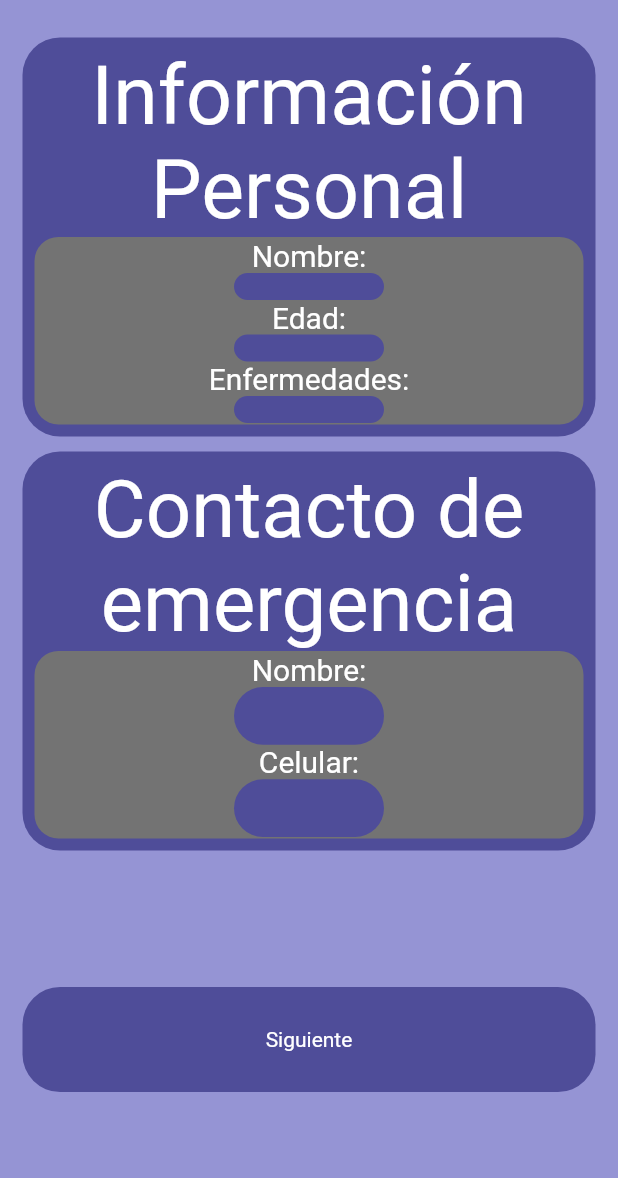
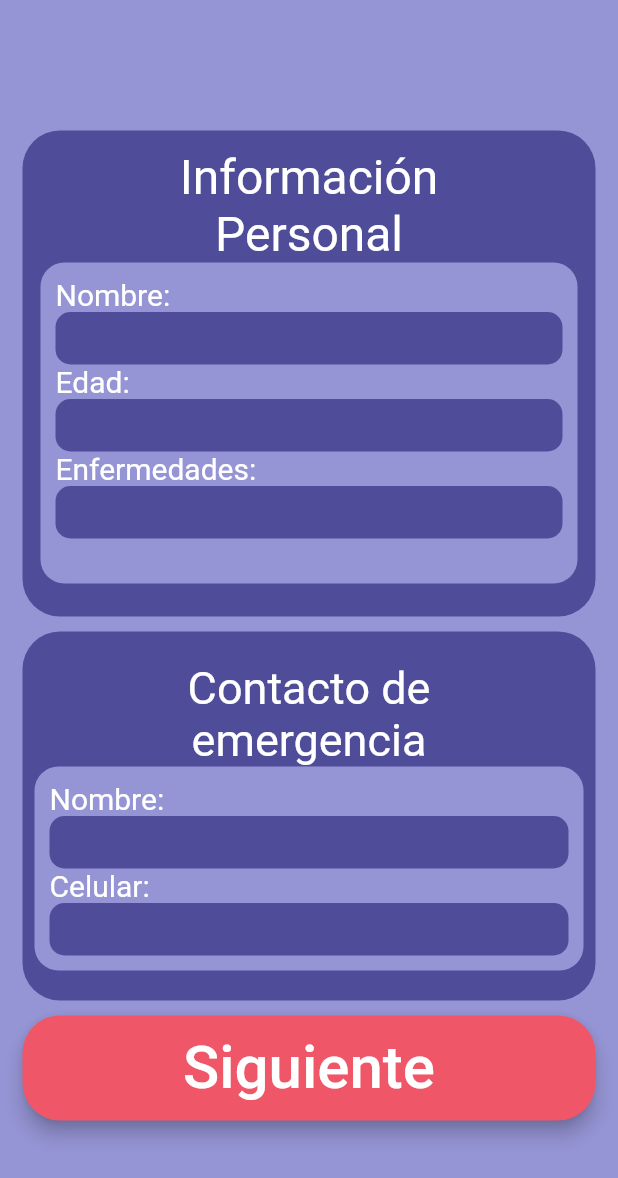
Before and after one commit to Alefig12/alarmed, a Flutter app: the RegistrationPage screen opened directly, on a phone screen of 412 x 824 dp. Shown: the top 1178 px of the screen. Run offline on Flutter 3.47's test engine with Material 2 defaults, Android fonts, the phone set to English and light mode, and no system bars; our stand-ins replace firebase_auth, firebase_core, firebase_database, flutter_local_notifications, font_awesome_flutter, get and 4 more; missing offline and left inert: flutter_shake_animated; accounts and stored records are empty; Roboto replaces fonts that are missing (LincolnRoad); project files that could hold a hidden picture were left out.

Commit message:
registration updated

```diff
--- a/lib/ui/pages/Registration_page.dart
+++ b/lib/ui/pages/Registration_page.dart
@@ -20,154 +20,173 @@ class _RegistrationPageState extends State<RegistrationPage> {
   @override
   Widget build(BuildContext context) {
     return Scaffold(
-      resizeToAvoidBottomInset: false,
       key: Key('RegistrationScaffold'),
       body: SafeArea(
         child: Center(
           child: Container(
             padding: EdgeInsets.all(15),
-            child:
-                Column(mainAxisAlignment: MainAxisAlignment.center, children: [
+            child: SingleChildScrollView(
+              child: Column(
+                  mainAxisAlignment: MainAxisAlignment.center,
+                  mainAxisSize: MainAxisSize.max,
+                  children: [
                     SizedBox(height: 10),
                     MainRoundedBox(
-                  padding: 8,
+                        padding: 12,
                         width: double.infinity,
-                  height: 250,
+                        height: 300,
                         color: Constant.mainCont,
                         child: Column(
                           children: [
-                      Expanded(
-                        child: FittedBox(
+                            FittedBox(
                               child: Text('Información \nPersonal',
                                   textAlign: TextAlign.center,
                                   style: TextStyle(
-                                  fontSize: 25, color: Constant.title)),
+                                      fontSize: 32, color: Constant.title)),
                             ),
+                            Container(
+                                padding: const EdgeInsets.all(10),
+                                width: double.infinity,
+                                height: 214,
+                                child: Column(children: [
+                                  Align(
+                                    alignment: Alignment.centerLeft,
+                                    child: Text('Nombre:',
+                                        style: TextStyle(
+                                            color: Constant.title,
+                                            fontSize: 20)),
                                   ),
-                      Expanded(
-                        child: Container(
-                            padding: const EdgeInsets.all(1),
-                            width: double.infinity,
-                            child: Column(children: [
-                              Text('Nombre:',
-                                  style: TextStyle(
-                                      color: Constant.title, fontSize: 20)),
                                   SizedBox(
                                     width: 20,
                                   ),
-                              Expanded(
-                                child: RoundTextInput(
+                                  RoundTextInput(
+                                    width: double.infinity,
+                                    radius: 10,
+                                    height: 35,
                                     color: Constant.mainCont,
                                   ),
+                                  Align(
+                                    alignment: Alignment.centerLeft,
+                                    child: Text('Edad:',
+                                        style: TextStyle(
+                                            color: Constant.title,
+                                            fontSize: 20)),
                                   ),
-                              Text('Edad:',
-                                  style: TextStyle(
-                                      color: Constant.title, fontSize: 20)),
                                   SizedBox(
                                     width: 8,
                                   ),
-                              Expanded(
-                                child: RoundTextInput(color: Constant.mainCont),
+                                  RoundTextInput(
+                                      width: double.infinity,
+                                      radius: 10,
+                                      height: 35,
+                                      color: Constant.mainCont),
+                                  Align(
+                                    alignment: Alignment.centerLeft,
+                                    child: Text('Enfermedades:',
+                                        style: TextStyle(
+                                            color: Constant.title,
+                                            fontSize: 20)),
                                   ),
-                              Text('Enfermedades:',
-                                  style: TextStyle(
-                                      color: Constant.title, fontSize: 20)),
                                   SizedBox(
                                     width: 8,
                                   ),
-                              Expanded(
-                                child: RoundTextInput(color: Constant.mainCont),
-                              ),
+                                  RoundTextInput(
+                                      radius: 10,
+                                      width: double.infinity,
+                                      height: 35,
+                                      color: Constant.mainCont),
                                 ]),
                                 decoration: BoxDecoration(
-                              color: Constant.inCont,
+                                  color: Constant.secondCont3,
                                   borderRadius: BorderRadius.circular(16),
-                            )),
-                      )
+                                ))
                           ],
                         )),
                     SizedBox(height: 10),
                     MainRoundedBox(
                         padding: 8,
                         width: double.infinity,
-                  height: 250,
+                        height: 230,
                         color: Constant.mainCont,
                         child: Column(
                           mainAxisAlignment: MainAxisAlignment.center,
                           children: [
-                      Expanded(
-                        child: FittedBox(
+                            FittedBox(
                               child: Text('Contacto de \nemergencia',
                                   textAlign: TextAlign.center,
                                   style: TextStyle(
-                                  fontSize: 40, color: Constant.title)),
+                                      fontSize: 30, color: Constant.title)),
                             ),
-                      ),
-                      Expanded(
-                        child: Container(
-                            padding: const EdgeInsets.all(1),
+                            Container(
+                                padding: const EdgeInsets.all(10),
                                 width: double.infinity,
                                 child: SizedBox(
                                     width: double.infinity,
                                     child: Column(children: [
-                                  Text('Nombre:',
+                                      Align(
+                                        alignment: Alignment.centerLeft,
+                                        child: Text('Nombre:',
                                             style: TextStyle(
-                                          color: Constant.title, fontSize: 20)),
+                                                color: Constant.title,
+                                                fontSize: 20)),
+                                      ),
                                       SizedBox(
                                         width: 20,
                                       ),
-                                  Expanded(
-                                    child: RoundTextInput(
-                                        color: Constant.mainCont),
+                                      RoundTextInput(
+                                        color: Constant.mainCont,
+                                        radius: 10,
+                                        height: 35,
+                                        width: double.infinity,
                                       ),
-                                  Text('Celular:',
+                                      Align(
+                                        alignment: Alignment.centerLeft,
+                                        child: Text('Celular:',
                                             style: TextStyle(
-                                          color: Constant.title, fontSize: 20)),
+                                                color: Constant.title,
+                                                fontSize: 20)),
+                                      ),
                                       SizedBox(
                                         width: 8,
                                       ),
-                                  Expanded(
-                                    child: RoundTextInput(
-                                        color: Constant.mainCont),
-                                  )
+                                      RoundTextInput(
+                                          color: Constant.mainCont,
+                                          radius: 10,
+                                          height: 35,
+                                          width: double.infinity)
                                     ])),
                                 decoration: BoxDecoration(
-                              color: Constant.inCont,
+                                  color: Constant.secondCont3,
                                   borderRadius: BorderRadius.circular(16),
                                 )),
-                      ),
                           ],
                         )),
                     SizedBox(height: 10),
-              Expanded(
-                child: Align(
+                    Align(
                       alignment: Alignment.center,
                       child: RoundTextButton(
                         onPressed: () {
                           Get.to(UserPasswordPage());
                         },
-                    child: Row(children: [
-                      Expanded(
-                        flex: 3,
+                        child: Align(
+                          alignment: Alignment.center,
                           child: Text(
                             'Siguiente',
-                          textAlign: TextAlign.center,
-                          style: TextStyle(
-                              color: Constant.title,
-                              fontWeight: FontWeight.w400),
+                            style:
+                                TextStyle(color: Constant.title, fontSize: 40),
                           ),
                         ),
-                    ]),
-                    color: Constant.mainCont,
+                        color: Constant.mainCont2,
                         width: 520,
                         height: 70,
-                  ),
+                        elevation: 5,
                       ),
                     )
                   ]),
             ),
           ),
         ),
+      ),
     );
   }
 }
```
Lines whose indentation alone changed are shown as unchanged.
